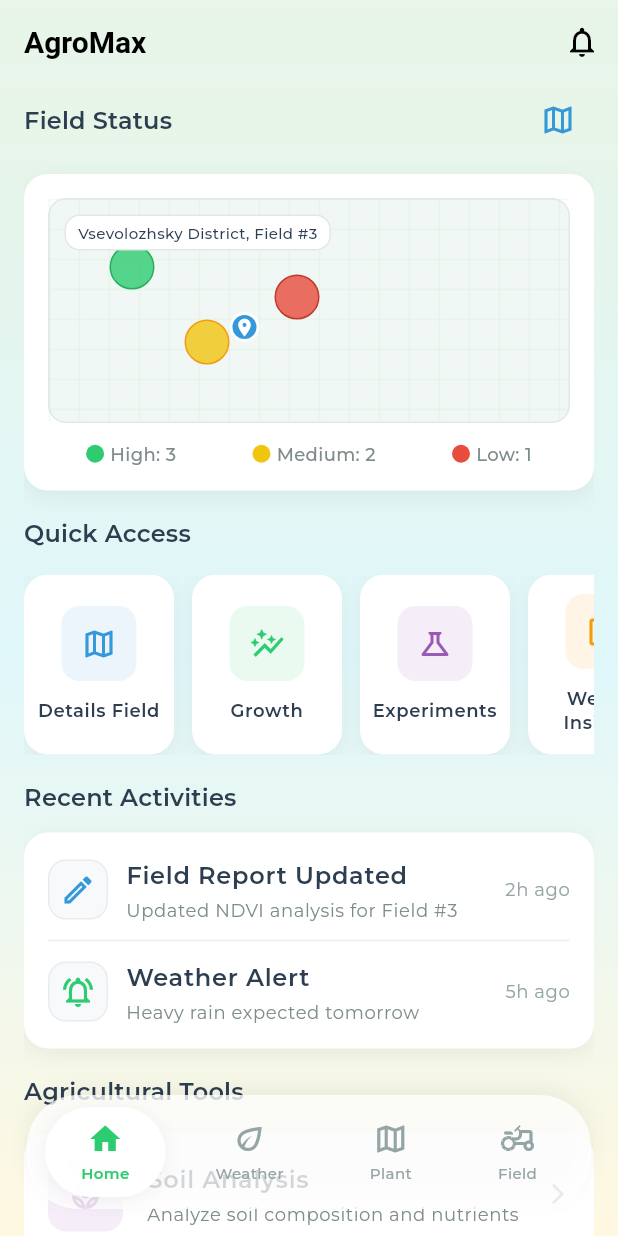
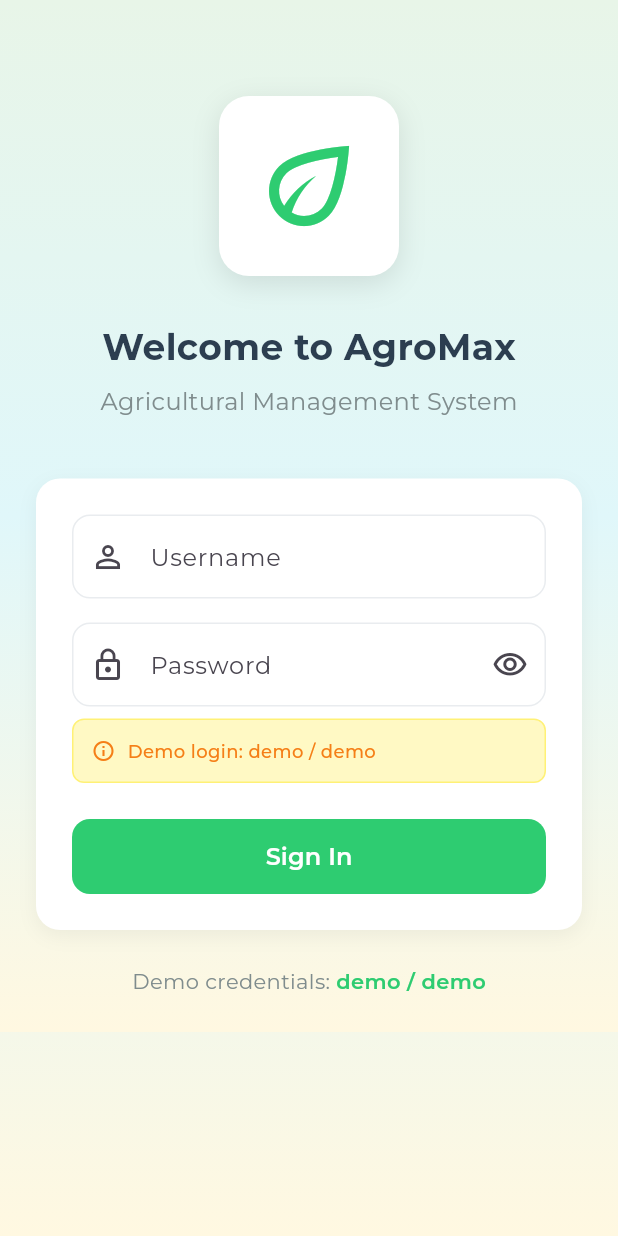
Before and after one commit to nikitafedorov008/itmo-pm-demo-app, a Flutter app: the screen it shows after launch, on a phone screen of 412 x 824 dp. Run offline on Flutter 3.47's test engine with Material 3 defaults, Android fonts, the phone set to English and light mode, and no system bars; our stand-ins replace flutter_map, google_fonts, image_picker, latlong2; missing offline and left inert: langchain, langchain_openai.

Commit message:
added login screen

```diff
--- a/lib/app.dart
+++ b/lib/app.dart
@@ -3,6 +3,7 @@ import 'package:agromax/pages/crop_rotation_screen.dart';
 import 'package:agromax/pages/experiments_screen.dart';
 import 'package:agromax/pages/field_details_screen.dart';
 import 'package:agromax/pages/growth_screen.dart';
+import 'package:agromax/pages/login_screen.dart';
 import 'package:agromax/pages/main_dashboard_screen.dart';
 import 'package:agromax/pages/notifications_screen.dart';
 import 'package:agromax/pages/pest_disease_screen.dart';
@@ -45,7 +46,7 @@ class AgroMaxApp extends StatelessWidget {
           showUnselectedLabels: true,
         ),
       ),
-      home: const MainDashboardScreen(),
+      home: const LoginScreen(), // Set login screen as home
       builder: (context, child) => DecoratedBox(
         decoration: const BoxDecoration(
           gradient: LinearGradient(
@@ -62,6 +63,7 @@ class AgroMaxApp extends StatelessWidget {
         child: child,
       ),
       routes: {
+        '/login': (context) => const LoginScreen(),
         '/plant-health': (context) => const PlantHealthScreen(),
         '/field-details': (context) => const FieldDetailsScreen(),
         '/subscription': (context) => const SubscriptionScreen(),
--- /dev/null
+++ b/lib/pages/login_screen.dart
@@ -0,0 +1,322 @@
+import 'package:flutter/material.dart';
+import 'package:google_fonts/google_fonts.dart';
+
+class LoginScreen extends StatefulWidget {
+  const LoginScreen({super.key});
+
+  @override
+  State<LoginScreen> createState() => _LoginScreenState();
+}
+
+class _LoginScreenState extends State<LoginScreen> {
+  final TextEditingController _usernameController = TextEditingController();
+  final TextEditingController _passwordController = TextEditingController();
+  bool _obscurePassword = true;
+  bool _isLoading = false;
+  String? _errorMessage;
+
+  @override
+  void dispose() {
+    _usernameController.dispose();
+    _passwordController.dispose();
+    super.dispose();
+  }
+
+  void _login() async {
+    setState(() {
+      _isLoading = true;
+      _errorMessage = null;
+    });
+
+    // Simulate API call delay
+    await Future.delayed(const Duration(seconds: 1));
+
+    // Check credentials
+    if (_usernameController.text.trim() == 'demo' &&
+        _passwordController.text.trim() == 'demo') {
+      // Navigate to main dashboard
+      Navigator.pushReplacementNamed(context, '/dashboard');
+    } else {
+      setState(() {
+        _errorMessage = 'Invalid username or password';
+      });
+    }
+
+    setState(() {
+      _isLoading = false;
+    });
+  }
+
+  @override
+  Widget build(BuildContext context) {
+    return Scaffold(
+      body: Container(
+        decoration: const BoxDecoration(
+          gradient: LinearGradient(
+            begin: Alignment.topCenter,
+            end: Alignment.bottomCenter,
+            colors: [
+              Color(0xFFE8F5E8), // Light green
+              Color(0xFFE0F7FA), // Light blue/cyan
+              Color(0xFFFFF8E1), // Light beige
+            ],
+            stops: [0.0, 0.5, 1.0],
+          ),
+        ),
+        child: SafeArea(
+          child: SingleChildScrollView(
+            child: Padding(
+              padding: const EdgeInsets.all(24.0),
+              child: Column(
+                mainAxisAlignment: MainAxisAlignment.center,
+                children: [
+                  const SizedBox(height: 40),
+
+                  // Logo/Title
+                  Container(
+                    padding: const EdgeInsets.all(20),
+                    decoration: BoxDecoration(
+                      color: Colors.white,
+                      borderRadius: BorderRadius.circular(20),
+                      boxShadow: [
+                        BoxShadow(
+                          color: Colors.black.withOpacity(0.1),
+                          blurRadius: 15,
+                          offset: const Offset(0, 5),
+                        ),
+                      ],
+                    ),
+                    child: Icon(
+                      Icons.eco_outlined,
+                      size: 80,
+                      color: const Color(0xFF2ECC71),
+                    ),
+                  ),
+
+                  const SizedBox(height: 30),
+
+                  Text(
+                    'Welcome to AgroMax',
+                    style: GoogleFonts.montserrat(
+                      fontSize: 24,
+                      fontWeight: FontWeight.bold,
+                      color: const Color(0xFF2C3E50),
+                    ),
+                  ),
+
+                  const SizedBox(height: 8),
+
+                  Text(
+                    'Agricultural Management System',
+                    style: GoogleFonts.montserrat(
+                      fontSize: 16,
+                      color: const Color(0xFF7F8C8D),
+                    ),
+                  ),
+
+                  const SizedBox(height: 40),
+
+                  // Login form
+                  Container(
+                    padding: const EdgeInsets.all(24),
+                    decoration: BoxDecoration(
+                      color: Colors.white,
+                      borderRadius: BorderRadius.circular(16),
+                      boxShadow: [
+                        BoxShadow(
+                          color: Colors.black.withOpacity(0.05),
+                          blurRadius: 10,
+                          offset: const Offset(0, 4),
+                        ),
+                      ],
+                    ),
+                    child: Column(
+                      children: [
+                        // Login field
+                        TextField(
+                          controller: _usernameController,
+                          decoration: InputDecoration(
+                            labelText: 'Username',
+                            hintText: 'Enter your username',
+                            prefixIcon: const Icon(Icons.person_outline),
+                            border: OutlineInputBorder(
+                              borderRadius: BorderRadius.circular(12),
+                              borderSide: const BorderSide(color: Color(0xFFE9ECEF)),
+                            ),
+                            enabledBorder: OutlineInputBorder(
+                              borderRadius: BorderRadius.circular(12),
+                              borderSide: const BorderSide(color: Color(0xFFE9ECEF)),
+                            ),
+                            focusedBorder: OutlineInputBorder(
+                              borderRadius: BorderRadius.circular(12),
+                              borderSide: BorderSide(color: const Color(0xFF2ECC71), width: 2),
+                            ),
+                          ),
+                        ),
+
+                        const SizedBox(height: 16),
+
+                        // Password field
+                        TextField(
+                          controller: _passwordController,
+                          obscureText: _obscurePassword,
+                          decoration: InputDecoration(
+                            labelText: 'Password',
+                            hintText: 'Enter your password',
+                            prefixIcon: const Icon(Icons.lock_outline),
+                            suffixIcon: IconButton(
+                              icon: Icon(
+                                _obscurePassword
+                                  ? Icons.visibility_outlined
+                                  : Icons.visibility_off_outlined,
+                              ),
+                              onPressed: () {
+                                setState(() {
+                                  _obscurePassword = !_obscurePassword;
+                                });
+                              },
+                            ),
+                            border: OutlineInputBorder(
+                              borderRadius: BorderRadius.circular(12),
+                              borderSide: const BorderSide(color: Color(0xFFE9ECEF)),
+                            ),
+                            enabledBorder: OutlineInputBorder(
+                              borderRadius: BorderRadius.circular(12),
+                              borderSide: const BorderSide(color: Color(0xFFE9ECEF)),
+                            ),
+                            focusedBorder: OutlineInputBorder(
+                              borderRadius: BorderRadius.circular(12),
+                              borderSide: BorderSide(color: const Color(0xFF2ECC71), width: 2),
+                            ),
+                          ),
+                        ),
+
+                        const SizedBox(height: 8),
+
+                        // Demo credentials hint
+                        Container(
+                          padding: const EdgeInsets.all(12),
+                          decoration: BoxDecoration(
+                            color: const Color(0xFFFFF9C4),
+                            borderRadius: BorderRadius.circular(8),
+                            border: Border.all(color: const Color(0xFFFFF176)),
+                          ),
+                          child: Row(
+                            children: [
+                              Icon(
+                                Icons.info_outline,
+                                color: const Color(0xFFF57F17),
+                                size: 16,
+                              ),
+                              const SizedBox(width: 8),
+                              Expanded(
+                                child: Text(
+                                  'Demo login: demo / demo',
+                                  style: TextStyle(
+                                    fontSize: 12,
+                                    color: const Color(0xFFF57F17),
+                                    fontWeight: FontWeight.w500,
+                                  ),
+                                ),
+                              ),
+                            ],
+                          ),
+                        ),
+
+                        const SizedBox(height: 24),
+
+                        // Error message
+                        if (_errorMessage != null) ...[
+                          Container(
+                            padding: const EdgeInsets.all(12),
+                            decoration: BoxDecoration(
+                              color: const Color(0xFFFFEBEE),
+                              borderRadius: BorderRadius.circular(8),
+                              border: Border.all(color: const Color(0xFFFFCDD2)),
+                            ),
+                            child: Row(
+                              children: [
+                                Icon(
+                                  Icons.error_outline,
+                                  color: const Color(0xFFC62828),
+                                  size: 16,
+                                ),
+                                const SizedBox(width: 8),
+                                Expanded(
+                                  child: Text(
+                                    _errorMessage!,
+                                    style: TextStyle(
+                                      fontSize: 12,
+                                      color: const Color(0xFFC62828),
+                                      fontWeight: FontWeight.w500,
+                                    ),
+                                  ),
+                                ),
+                              ],
+                            ),
+                          ),
+                          const SizedBox(height: 16),
+                        ],
+
+                        // Login button
+                        SizedBox(
+                          width: double.infinity,
+                          height: 50,
+                          child: ElevatedButton(
+                            onPressed: _isLoading ? null : _login,
+                            style: ElevatedButton.styleFrom(
+                              backgroundColor: const Color(0xFF2ECC71),
+                              foregroundColor: Colors.white,
+                              shape: RoundedRectangleBorder(
+                                borderRadius: BorderRadius.circular(12),
+                              ),
+                              elevation: 0,
+                            ),
+                            child: _isLoading
+                                ? const CircularProgressIndicator(
+                                    strokeWidth: 2,
+                                    valueColor: AlwaysStoppedAnimation<Color>(Colors.white),
+                                  )
+                                : const Text(
+                                    'Sign In',
+                                    style: TextStyle(
+                                      fontSize: 16,
+                                      fontWeight: FontWeight.w600,
+                                    ),
+                                  ),
+                          ),
+                        ),
+                      ],
+                    ),
+                  ),
+
+                  const SizedBox(height: 24),
+
+                  // Additional links
+                  Row(
+                    mainAxisAlignment: MainAxisAlignment.center,
+                    children: [
+                      Text(
+                        'Demo credentials: ',
+                        style: Theme.of(context).textTheme.bodyMedium?.copyWith(
+                          color: const Color(0xFF7F8C8D),
+                        ),
+                      ),
+                      Text(
+                        'demo / demo',
+                        style: Theme.of(context).textTheme.bodyMedium?.copyWith(
+                          color: const Color(0xFF2ECC71),
+                          fontWeight: FontWeight.w600,
+                        ),
+                      ),
+                    ],
+                  ),
+                ],
+              ),
+            ),
+          ),
+        ),
+      ),
+    );
+  }
+}
--- a/lib/pages/plant_health_screen.dart
+++ b/lib/pages/plant_health_screen.dart
@@ -308,7 +308,6 @@ class PlantHealthScreen extends StatelessWidget {
                   ],
                 ),
               ),
-              const SizedBox(height: 20),
               // Additional weather info
               Row(
                 mainAxisAlignment: MainAxisAlignment.spaceAround,
@@ -333,6 +332,7 @@ class PlantHealthScreen extends StatelessWidget {
                   ),
                 ],
               ),
+              const SizedBox(height: 112),
             ],
           ),
         ),
@@ -372,6 +372,7 @@ class PlantHealthScreen extends StatelessWidget {
             value,
             style: Theme.of(context).textTheme.headlineSmall?.copyWith(
               fontWeight: FontWeight.bold,
+              fontSize: 16,
               color: const Color(0xFF2C3E50),
             ),
           ),
```
